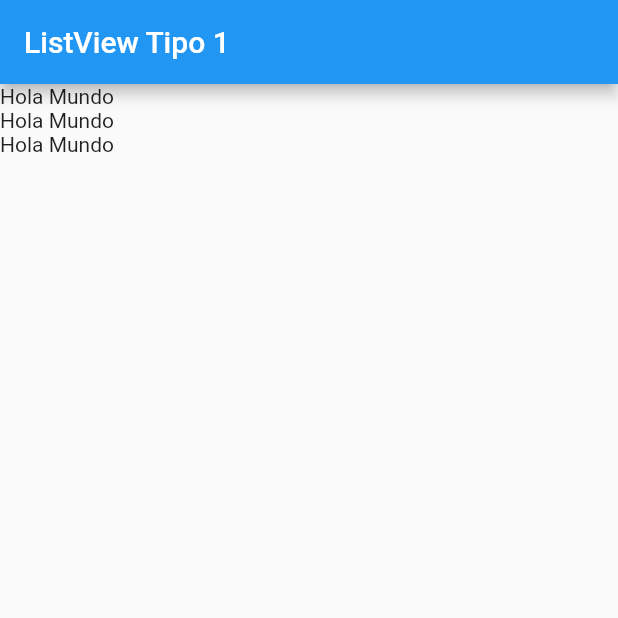
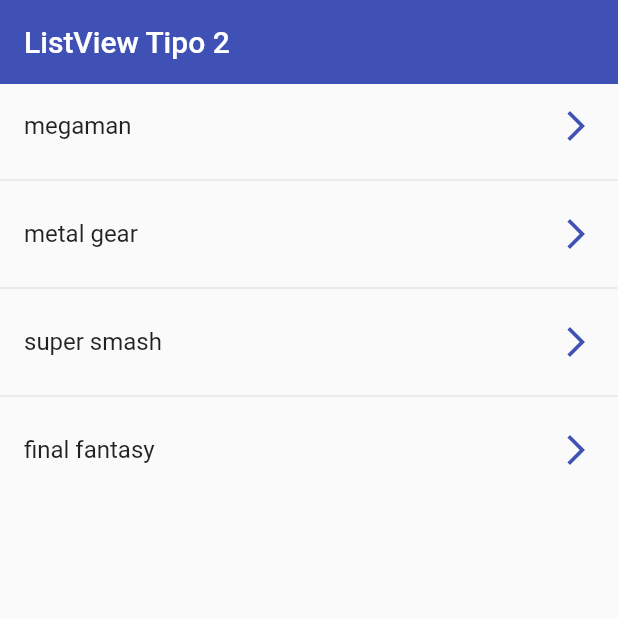
Before and after one commit to thevoidloop/flutterComponents, a Flutter app: the screen it shows after launch, on a phone screen of 412 x 824 dp, the top half of it. Run offline on Flutter 3.47's test engine with Material 2 defaults, Android fonts, the phone set to English and light mode, and no system bars.

Commit message:
Creacion de un ListView.separed y configuraciones de colores

```diff
--- a/lib/main.dart
+++ b/lib/main.dart
@@ -1,6 +1,7 @@
 import 'package:flutter/material.dart';
 
 import 'package:fluttercomponents/screens/listview1_screen.dart';
+import 'package:fluttercomponents/screens/listview2_screen.dart';
 
 void main() => runApp(const MyApp());
 
@@ -12,6 +13,6 @@
     return const MaterialApp(
         debugShowCheckedModeBanner: false,
         title: 'Material App',
-        home: listview1Screen());
+        home: Listview2Screen());
   }
 }
--- a/lib/screens/listview1_screen.dart
+++ b/lib/screens/listview1_screen.dart
@@ -1,7 +1,14 @@
 import 'package:flutter/material.dart';
 
-class listview1Screen extends StatelessWidget {
-  const listview1Screen({Key? key}) : super(key: key);
+class Listview1Screen extends StatelessWidget {
+  final option = const [
+    'megaman',
+    'metal gear',
+    'super smash',
+    'final fantasy'
+  ];
+
+  const Listview1Screen({Key? key}) : super(key: key);
 
   @override
   Widget build(BuildContext context) {
@@ -10,10 +17,13 @@
         title: const Text('ListView Tipo 1'),
       ),
       body: ListView(
-        children: const [
-          Text('Hola Mundo'),
-          Text('Hola Mundo'),
-          Text('Hola Mundo'),
+        children: [
+          ...option
+              .map((game) => ListTile(
+                    title: Text(game),
+                    trailing: const Icon(Icons.arrow_forward_ios),
+                  ))
+              .toList(),
         ],
       ),
     );
--- /dev/null
+++ b/lib/screens/listview2_screen.dart
@@ -0,0 +1,36 @@
+import 'package:flutter/material.dart';
+
+class Listview2Screen extends StatelessWidget {
+  final option = const [
+    'megaman',
+    'metal gear',
+    'super smash',
+    'final fantasy'
+  ];
+
+  const Listview2Screen({Key? key}) : super(key: key);
+
+  @override
+  Widget build(BuildContext context) {
+    return Scaffold(
+        appBar: AppBar(
+          title: const Text('ListView Tipo 2'),
+          elevation: 0,
+          backgroundColor: Colors.indigo,
+        ),
+        body: ListView.separated(
+            itemBuilder: (context, index) => ListTile(
+                  title: Text(option[index]),
+                  trailing: const Icon(
+                    Icons.arrow_forward_ios,
+                    color: Colors.indigo,
+                  ),
+                  onTap: () {
+                    final game = option[index];
+                    print(game);
+                  },
+                ),
+            separatorBuilder: (_, __) => const Divider(),
+            itemCount: option.length));
+  }
+}
```
